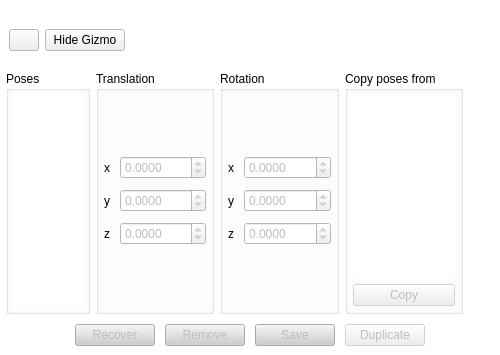
First picture: the form in src/view/poseeditor/poseeditor.ui, repository florianblume/6d-pat, before the edit.
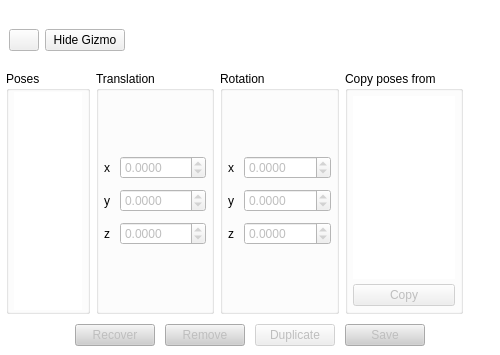
Second picture: the form after the edit.

Diff of the .ui file:
```diff
--- a/src/view/poseeditor/poseeditor.ui
+++ b/src/view/poseeditor/poseeditor.ui
@@ -1154,6 +1154,28 @@
            </property>
           </widget>
          </item>
+         <item>
+          <widget class="QPushButton" name="buttonDuplicate">
+           <property name="enabled">
+            <bool>false</bool>
+           </property>
+           <property name="sizePolicy">
+            <sizepolicy hsizetype="Fixed" vsizetype="Fixed">
+             <horstretch>0</horstretch>
+             <verstretch>0</verstretch>
+            </sizepolicy>
+           </property>
+           <property name="toolTip">
+            <string>Duplicates the currently selected pose.</string>
+           </property>
+           <property name="text">
+            <string>Duplicate</string>
+           </property>
+           <property name="flat">
+            <bool>false</bool>
+           </property>
+          </widget>
+         </item>
          <item>
           <widget class="QPushButton" name="buttonSave">
            <property name="enabled">
@@ -1270,28 +1292,6 @@
            </property>
           </widget>
          </item>
-         <item>
-          <widget class="QPushButton" name="buttonDuplicate">
-           <property name="enabled">
-            <bool>false</bool>
-           </property>
-           <property name="sizePolicy">
-            <sizepolicy hsizetype="Fixed" vsizetype="Fixed">
-             <horstretch>0</horstretch>
-             <verstretch>0</verstretch>
-            </sizepolicy>
-           </property>
-           <property name="toolTip">
-            <string>Duplicates the currently selected pose.</string>
-           </property>
-           <property name="text">
-            <string>Duplicate</string>
-           </property>
-           <property name="flat">
-            <bool>false</bool>
-           </property>
-          </widget>
-         </item>
          <item>
           <widget class="QFrame" name="frame_3">
            <property name="frameShape">
```
